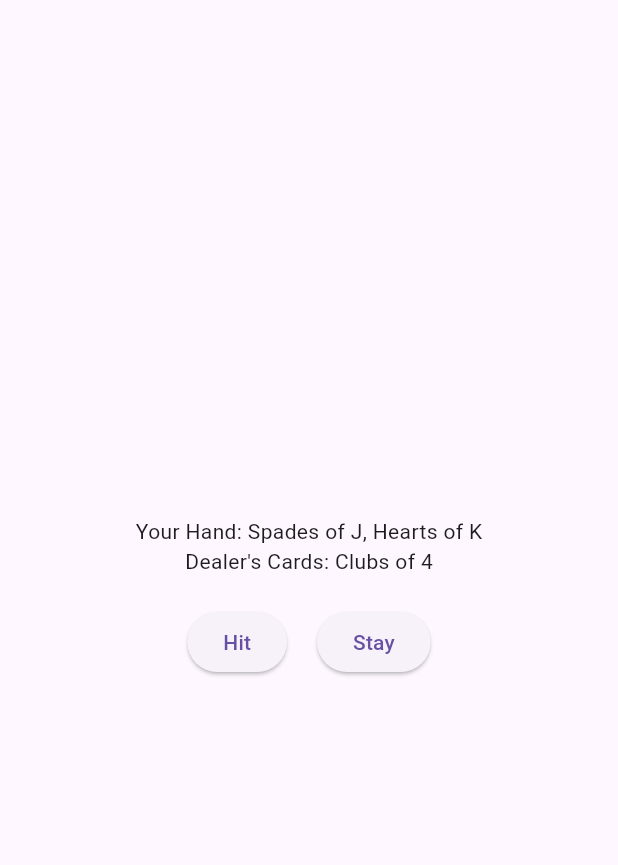
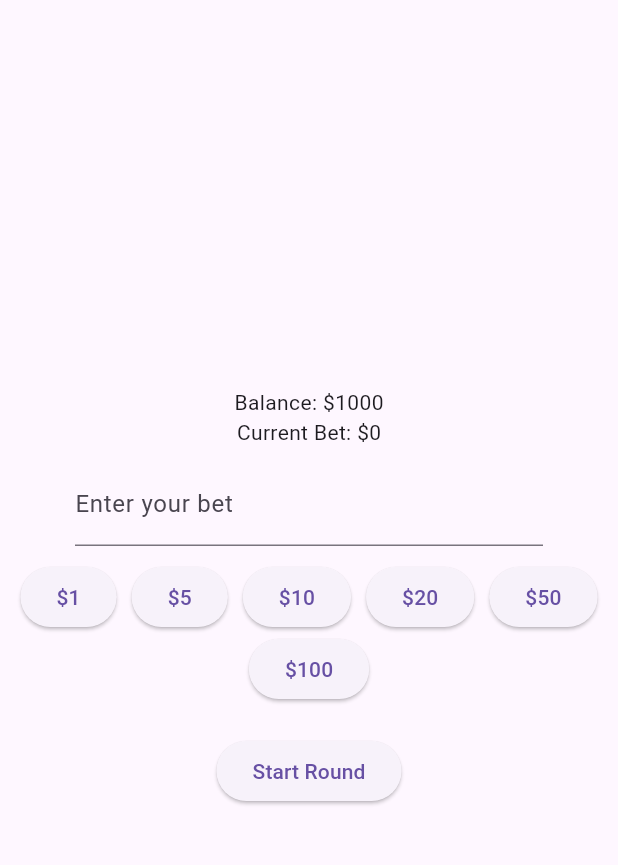
Before and after one commit to Anthonyl14201/Trident-Blackjack, a Flutter app: the screen it shows after launch, after a tap on "Test your skills", on a phone screen of 412 x 824 dp, the part 63-928 px from its top. Run offline on Flutter 3.47's test engine with Material 3 defaults, Android fonts, the phone set to English and light mode, and no system bars.

Commit message:
Betting preround
Solid version of fair basic one deck blackjack
TODO
- figure out how to deal with deck running out
- Add diff game configurations and display them
- all the UI stuff

```diff
--- a/trident_blackjack/lib/models/player.dart
+++ b/trident_blackjack/lib/models/player.dart
@@ -1,16 +1,23 @@
 class Player {
-  double balance;
-  Player(this.balance);
+  int balance;
+  int currentBet;
 
-  void bet(double amount) {
-    balance -= amount;
+  Player({required this.balance, this.currentBet = 0});
+
+  void placeBet(int amount) {
+    if (balance >= amount) {
+      currentBet += amount;
+      balance -= amount;
+    }
   }
 
-  void win(double amount) {
-    balance += amount;
+  void resetBet() {
+    balance += currentBet;
+    currentBet = 0;
   }
 
-  void lose(double amount) {
-    balance -= amount;
+  void winBet() {
+    balance += currentBet * 2;
+    currentBet = 0;
   }
 }
--- a/trident_blackjack/lib/screens/training_screen.dart
+++ b/trident_blackjack/lib/screens/training_screen.dart
@@ -12,21 +12,39 @@ class _GameScreenState extends State<GameScreen> {
   List<PlayingCard> playerHand = [];
   List<PlayingCard> dealerHand = [];
   String result = '';
-  bool roundOver = false;  // Flag to track if the round is over
+  bool roundOver = false;
+  bool bettingPhase = true; // Player will bet before hands are dealt
+
+  int balance = 1000; // Player starts with $1000
+  int currentBet = 0; // Player's current bet
+
+  final TextEditingController betController = TextEditingController(); // For text input
 
   @override
   void initState() {
     super.initState();
-    startRound();
   }
 
   void startRound() {
+    if (currentBet > 0) { // Only start if a bet has been placed
       playerHand = [deck.drawCard(), deck.drawCard()];
       dealerHand = [deck.drawCard(), deck.drawCard()];
-    roundOver = false;  // Reset roundOver at the start of each round
+      roundOver = false;
+      bettingPhase = false; // End the betting phase when the round starts
 
       setState(() {
-      result = ''; // Reset result at the start of each round
+        result = '';
+      });
+    }
+  }
+
+  void resetRound() {
+    setState(() {
+      currentBet = 0;
+      bettingPhase = true; // Go back to betting phase
+      result = '';
+      playerHand.clear();
+      dealerHand.clear();
     });
   }
 
@@ -35,19 +53,19 @@ class _GameScreenState extends State<GameScreen> {
       playerHand.add(deck.drawCard());
       if (calculateTotal(playerHand) > 21) {
         result = "Player busts!";
-        roundOver = true;  // End round when player busts
+        roundOver = true;
+        balance -= currentBet; // Deduct bet if the player busts
       }
     });
   }
 
   void playerStay() {
-    // Dealer's turn logic
     while (calculateTotal(dealerHand) < 17) {
       dealerHand.add(deck.drawCard());
     }
     determineWinner();
     setState(() {
-      roundOver = true;  // End round when player stays
+      roundOver = true;
     });
   }
 
@@ -58,8 +76,10 @@ class _GameScreenState extends State<GameScreen> {
     setState(() {
       if (dealerTotal > 21 || playerTotal > dealerTotal) {
         result = "Player wins!";
+        balance += currentBet; // Add the bet to balance if the player wins
       } else if (dealerTotal > playerTotal) {
         result = "Dealer wins!";
+        balance -= currentBet; // Deduct bet if dealer wins
       } else {
         result = "It's a tie!";
       }
@@ -76,11 +96,18 @@ class _GameScreenState extends State<GameScreen> {
     }
 
     while (total > 21 && aces > 0) {
-      total -= 10; // Counting an Ace as 1 instead of 11
+      total -= 10; // Count an Ace as 1 instead of 11
       aces -= 1;
     }
 
     return total;
+  }
+
+  void updateBet(int amount) {
+    setState(() {
+      currentBet += amount;
+      betController.text = currentBet.toString(); // Update text field with new bet
+    });
   }
 
   @override
@@ -89,32 +116,68 @@ class _GameScreenState extends State<GameScreen> {
       appBar: AppBar(title: Text("Blackjack Game")),
       body: Column(
         mainAxisAlignment: MainAxisAlignment.center,
+        crossAxisAlignment: CrossAxisAlignment.center, // Ensure center alignment
         children: [
-          Text("Your Hand: ${playerHand.join(', ')}"),
-          Text("Dealer's Cards: ${roundOver ? dealerHand.join(', ') : dealerHand[0]}"),
+          if (bettingPhase) ...[
+            Center(child: Text("Balance: \$${balance.toString()}")),  // Centered balance
+            Center(child: Text("Current Bet: \$${currentBet.toString()}")),  // Centered bet
+            SizedBox(height: 10),
+            Padding(
+              padding: const EdgeInsets.symmetric(horizontal: 50.0), // Add padding to center text field
+              child: TextField(
+                controller: betController,
+                keyboardType: TextInputType.number,
+                decoration: InputDecoration(labelText: 'Enter your bet'),
+                onChanged: (value) {
+                  setState(() {
+                    currentBet = int.tryParse(value) ?? 0;
+                  });
+                },
+              ),
+            ),
+            SizedBox(height: 10),
+            Wrap(
+              spacing: 10, // Space between buttons
+              alignment: WrapAlignment.center, // Center buttons in Wrap
+              children: [
+                ElevatedButton(onPressed: () => updateBet(1), child: Text("\$1")),
+                ElevatedButton(onPressed: () => updateBet(5), child: Text("\$5")),
+                ElevatedButton(onPressed: () => updateBet(10), child: Text("\$10")),
+                ElevatedButton(onPressed: () => updateBet(20), child: Text("\$20")),
+                ElevatedButton(onPressed: () => updateBet(50), child: Text("\$50")),
+                ElevatedButton(onPressed: () => updateBet(100), child: Text("\$100")),
+              ],
+            ),
+            SizedBox(height: 20),
+            Center(
+              child: ElevatedButton(
+                onPressed: startRound,
+                child: Text("Start Round"),
+              ),
+            ),
+          ] else ...[
+            Center(child: Text("Your Hand: ${playerHand.join(', ')}")), // Centered hand
+            Center(child: Text("Dealer's Cards: ${roundOver ? dealerHand.join(', ') : dealerHand[0]}")), // Centered dealer hand
             if (result.isNotEmpty)
-            Text(result, style: TextStyle(fontSize: 24, fontWeight: FontWeight.bold)),
+              Center(child: Text(result, style: TextStyle(fontSize: 24, fontWeight: FontWeight.bold))), // Centered result
             SizedBox(height: 20),
-          if (!roundOver) // Only show hit/stay if the round isn't over
+            if (!roundOver)
               Row(
                 mainAxisAlignment: MainAxisAlignment.center,
                 children: [
-                ElevatedButton(
-                  onPressed: playerHit,
-                  child: Text("Hit"),
+                  ElevatedButton(onPressed: playerHit, child: Text("Hit")),
+                  SizedBox(width: 20),
+                  ElevatedButton(onPressed: playerStay, child: Text("Stay")),
+                ],
               ),
-                SizedBox(width: 20),
-                ElevatedButton(
-                  onPressed: playerStay,
-                  child: Text("Stay"),
+            if (roundOver)
+              Center(
+                child: ElevatedButton(
+                  onPressed: resetRound,
+                  child: Text("Start New Round"),
+                ),
               ),
           ],
-            ),
-          if (roundOver) // Show restart button if round is over
-            ElevatedButton(
-              onPressed: startRound,
-              child: Text("Start New Round"),
-            ),
         ],
       ),
     );
```
Lines whose indentation alone changed are shown as unchanged.
